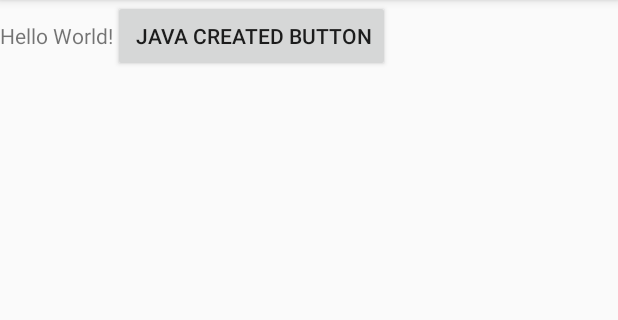
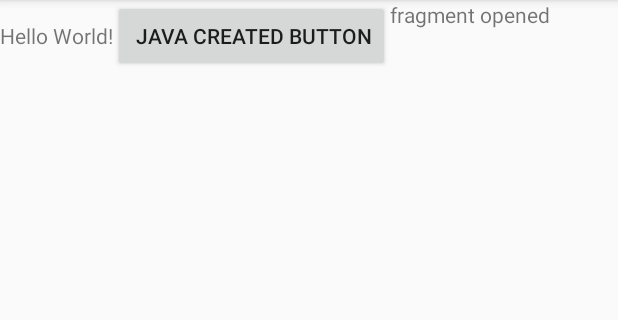
Before and after one commit to brandondasb/recyclerView, an Android app: the screen it shows after launch (MainActivity), after a tap on "JAVA CREATED BUTTON", on a phone screen of 412 x 824 dp, the part 84-404 px from its top. Run offline under Robolectric (Android 15) with nearby library versions, the phone set to English and light mode, and no system bars.

Commit message:
first java

```diff
--- a/app/src/main/java/com/example/dondon/recyclerview/MainActivity.java
+++ b/app/src/main/java/com/example/dondon/recyclerview/MainActivity.java
@@ -1,6 +1,7 @@
 package com.example.dondon.recyclerview;
 
 import android.support.v4.app.FragmentContainer;
+import android.support.v4.app.FragmentManager;
 import android.support.v4.app.FragmentTransaction;
 import android.support.v7.app.AppCompatActivity;
 import android.os.Bundle;
@@ -26,9 +27,13 @@ public class MainActivity extends AppCompatActivity {
         StartButton.setOnClickListener(new View.OnClickListener() {
             @Override
             public void onClick(View view) {
-              //  getSupportFragmentManager().beginTransaction().add(,);
+                FragmentPopup fragmentPopup = new FragmentPopup();
+                FragmentManager fragmentManager = getSupportFragmentManager();
 
-                FragmentPopup fragmentPopup = new FragmentPopup();
+                FragmentTransaction transaction= fragmentManager.beginTransaction();
+
+                getSupportFragmentManager().beginTransaction().add(R.id.fragment_container,fragmentPopup).commit();
+
 
                 //fragmentPopup();// call fragment class
 
--- a/app/src/main/res/layout/activity_main.xml
+++ b/app/src/main/res/layout/activity_main.xml
@@ -16,5 +16,10 @@
         android:layout_width="wrap_content"
         android:layout_height="wrap_content"
         android:text="Button" />
+    <FrameLayout
+        android:id="@+id/fragment_container"
+        android:layout_width="match_parent"
+        android:layout_height="match_parent">
+    </FrameLayout>
 
 </LinearLayout>
--- a/app/src/main/res/layout/fragmentpopup.xml
+++ b/app/src/main/res/layout/fragmentpopup.xml
@@ -4,6 +4,13 @@
     android:layout_width="match_parent"
     android:layout_height="match_parent"
     android:name="com.example.dondon.recyclerview"
+    android:id="@+id/frag_popup"
     >
 
+    <TextView
+        android:id="@+id/textView"
+        android:layout_width="wrap_content"
+        android:layout_height="wrap_content"
+        android:layout_weight="1"
+        android:text="fragment opened" />
 </LinearLayout>
```
